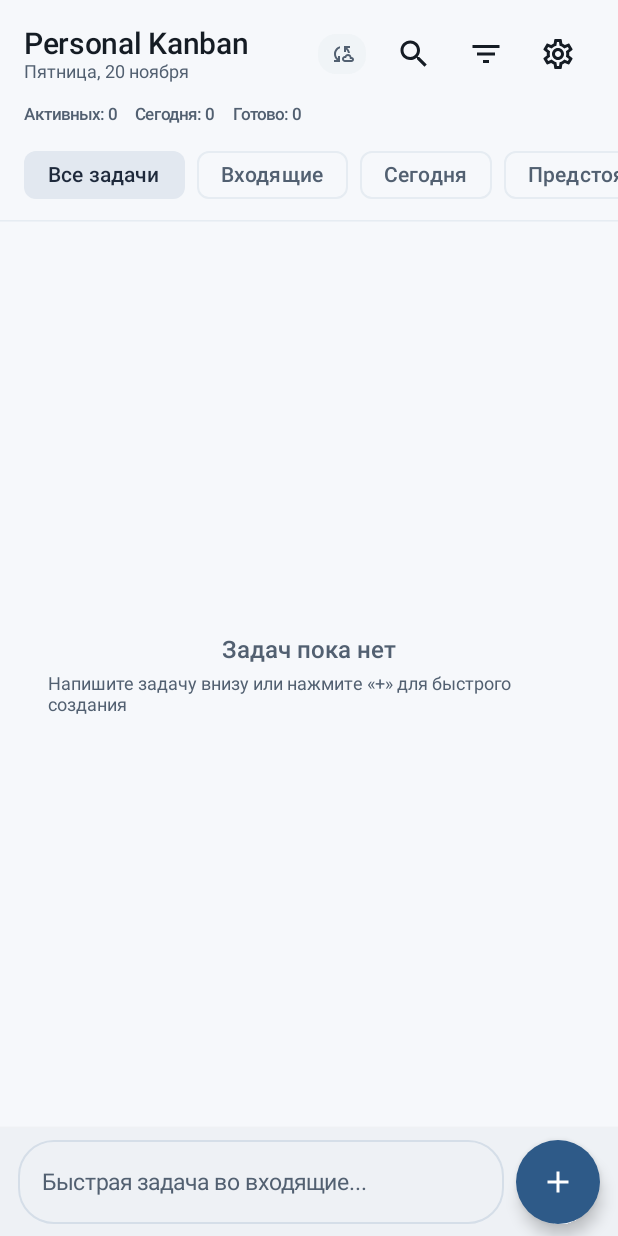
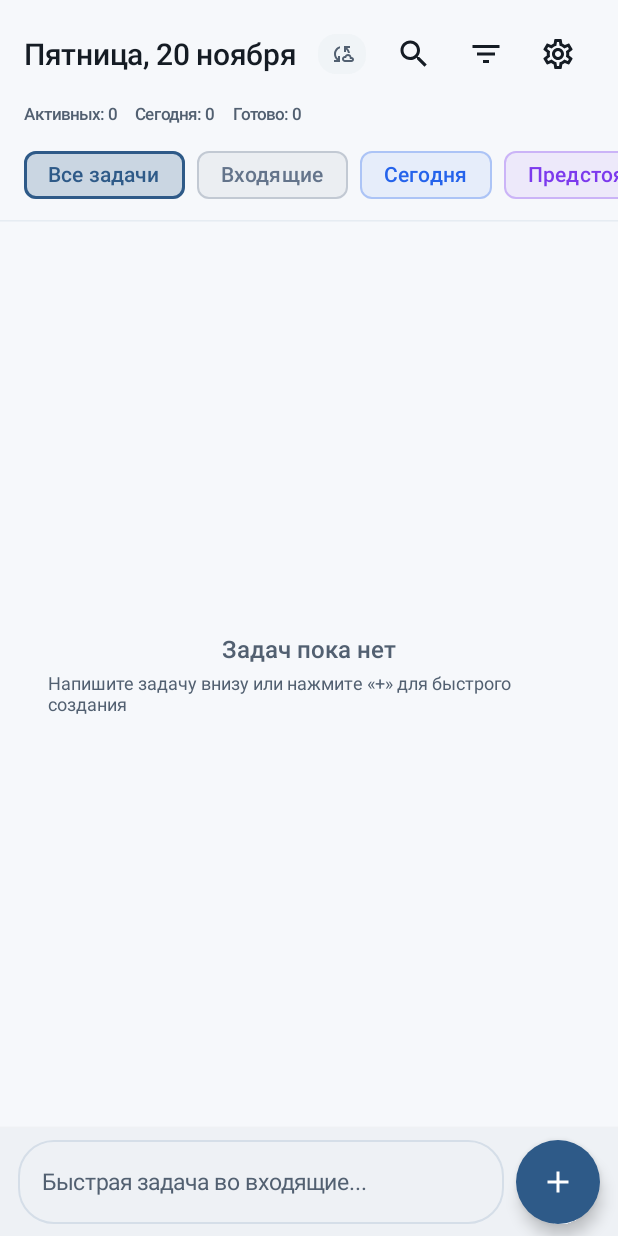
Before and after one commit to Nqam/personal-kanban, an Android app built with Jetpack Compose: the MainScreen screen opened through its navigation route, on a phone screen of 412 x 824 dp. Run offline under Robolectric (Android 15) with nearby library versions, the phone set to English and light mode, and no system bars; our stand-ins replace Dagger/Hilt's generated code.

Commit message:
Release v1.0.8: large date header without app title and status-colored view filter chips

```diff
--- a/app/build.gradle.kts
+++ b/app/build.gradle.kts
@@ -15,8 +15,8 @@ android {
         applicationId = "com.personalkanban.app"
         minSdk = 26
         targetSdk = 35
-        versionCode = 8
-        versionName = "1.0.7"
+        versionCode = 9
+        versionName = "1.0.8"
 
         testInstrumentationRunner = "androidx.test.runner.AndroidJUnitRunner"
 
--- a/app/src/main/java/com/personalkanban/app/ui/main/MainScreen.kt
+++ b/app/src/main/java/com/personalkanban/app/ui/main/MainScreen.kt
@@ -60,6 +60,7 @@ import androidx.compose.material3.DropdownMenu
 import androidx.compose.material3.DropdownMenuItem
 import androidx.compose.material3.ExperimentalMaterial3Api
 import androidx.compose.material3.FilterChip
+import androidx.compose.material3.FilterChipDefaults
 import androidx.compose.material3.FloatingActionButton
 import androidx.compose.material3.HorizontalDivider
 import androidx.compose.material3.Icon
@@ -232,13 +233,9 @@ fun MainScreen(
                 ) {
                     Column(modifier = Modifier.weight(1f)) {
                         Text(
-                            text = "Personal Kanban",
-                            style = MaterialTheme.typography.titleLarge
-                        )
-                        Text(
                             text = DateTimeFormatters.formatHeaderDate(),
-                            style = MaterialTheme.typography.bodySmall,
-                            color = MaterialTheme.colorScheme.onSurfaceVariant
+                            style = MaterialTheme.typography.titleLarge,
+                            color = MaterialTheme.colorScheme.onBackground
                         )
                     }
 
@@ -298,7 +295,7 @@ fun MainScreen(
                     )
                 }
 
-                // View tabs
+                // View tabs with status-matched accent colors
                 Row(
                     modifier = Modifier
                         .fillMaxWidth()
@@ -307,10 +304,34 @@ fun MainScreen(
                     horizontalArrangement = Arrangement.spacedBy(8.dp)
                 ) {
                     TaskViewTab.entries.forEach { tab ->
+                        val tabColor = when (tab) {
+                            TaskViewTab.ALL -> MaterialTheme.colorScheme.primary
+                            TaskViewTab.INBOX -> TaskStatus.INBOX.accentColor(isDark)
+                            TaskViewTab.TODAY -> TaskStatus.PLANNED.accentColor(isDark)
+                            TaskViewTab.UPCOMING -> TaskStatus.WAITING.accentColor(isDark)
+                            TaskViewTab.OVERDUE -> MaterialTheme.colorScheme.error
+                            TaskViewTab.IN_PROGRESS -> TaskStatus.IN_PROGRESS.accentColor(isDark)
+                            TaskViewTab.DONE -> TaskStatus.DONE.accentColor(isDark)
+                        }
+                        val isSelected = state.filterState.selectedTab == tab
                         FilterChip(
-                            selected = state.filterState.selectedTab == tab,
+                            selected = isSelected,
                             onClick = { viewModel.selectTab(tab) },
-                            label = { Text(tab.displayName) }
+                            label = { Text(tab.displayName) },
+                            colors = FilterChipDefaults.filterChipColors(
+                                containerColor = tabColor.copy(alpha = 0.08f),
+                                labelColor = tabColor,
+                                selectedContainerColor = tabColor.copy(alpha = 0.22f),
+                                selectedLabelColor = tabColor
+                            ),
+                            border = FilterChipDefaults.filterChipBorder(
+                                enabled = true,
+                                selected = isSelected,
+                                borderColor = tabColor.copy(alpha = 0.30f),
+                                selectedBorderColor = tabColor,
+                                borderWidth = 1.dp,
+                                selectedBorderWidth = 1.5.dp
+                            )
                         )
                     }
                 }
```
Also changed, not shown: 1 other file.
